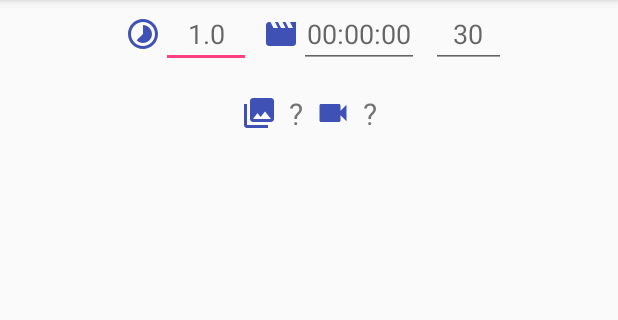
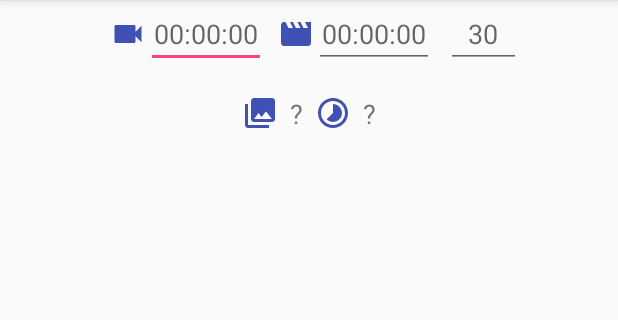
Before and after one commit to hre999/LapseCalc, an Android app: the screen it shows after launch (MainActivity), on a phone screen of 412 x 824 dp, the part 84-404 px from its top. Run offline under Robolectric (Android 15) with nearby library versions, the phone set to English and light mode, and no system bars.

Commit message:
UI tweaks

```diff
--- a/app/src/main/java/com/github/hre999/lapsecalc/MainActivity.java
+++ b/app/src/main/java/com/github/hre999/lapsecalc/MainActivity.java
@@ -285,7 +285,6 @@ public class MainActivity extends AppCompatActivity {
         ViewPager pager = findViewById(R.id.pager);
         pager.setAdapter(adapter);
         pager.setOffscreenPageLimit(3);
-        pager.setCurrentItem(2);
 
     }   // End of OnCreate
 
--- a/app/src/main/res/layout/page1.xml
+++ b/app/src/main/res/layout/page1.xml
@@ -105,7 +105,7 @@
         android:layout_marginStart="8dp"
         android:layout_marginLeft="8dp"
         android:text="?"
-        android:textSize="20sp"
+        android:textSize="18sp"
         app:layout_constraintBottom_toBottomOf="@+id/p1IcoFrames"
         app:layout_constraintEnd_toStartOf="@+id/p1IcoInterval"
         app:layout_constraintHorizontal_bias="0.5"
@@ -134,7 +134,7 @@
         android:layout_marginStart="8dp"
         android:layout_marginLeft="8dp"
         android:text="?"
-        android:textSize="20sp"
+        android:textSize="18sp"
         app:layout_constraintBottom_toBottomOf="@+id/p1IcoInterval"
         app:layout_constraintEnd_toEndOf="parent"
         app:layout_constraintHorizontal_bias="0.5"
--- a/app/src/main/res/layout/page3.xml
+++ b/app/src/main/res/layout/page3.xml
@@ -105,7 +105,7 @@
         android:layout_marginStart="8dp"
         android:layout_marginLeft="8dp"
         android:text="?"
-        android:textSize="20sp"
+        android:textSize="18sp"
         app:layout_constraintBottom_toBottomOf="@+id/p3IcoFrames"
         app:layout_constraintEnd_toStartOf="@+id/p3IcoCam"
         app:layout_constraintHorizontal_bias="0.5"
@@ -134,7 +134,7 @@
         android:layout_marginStart="8dp"
         android:layout_marginLeft="8dp"
         android:text="?"
-        android:textSize="20sp"
+        android:textSize="18sp"
         app:layout_constraintBottom_toBottomOf="@+id/p3IcoCam"
         app:layout_constraintEnd_toEndOf="parent"
         app:layout_constraintHorizontal_bias="0.5"
```
